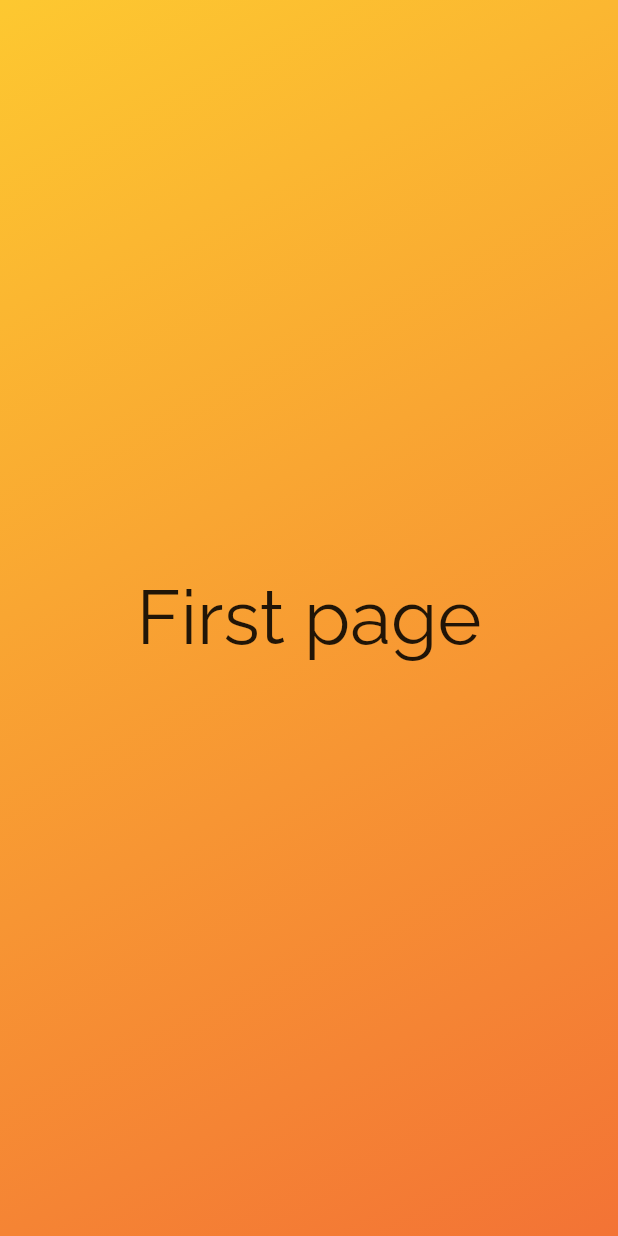
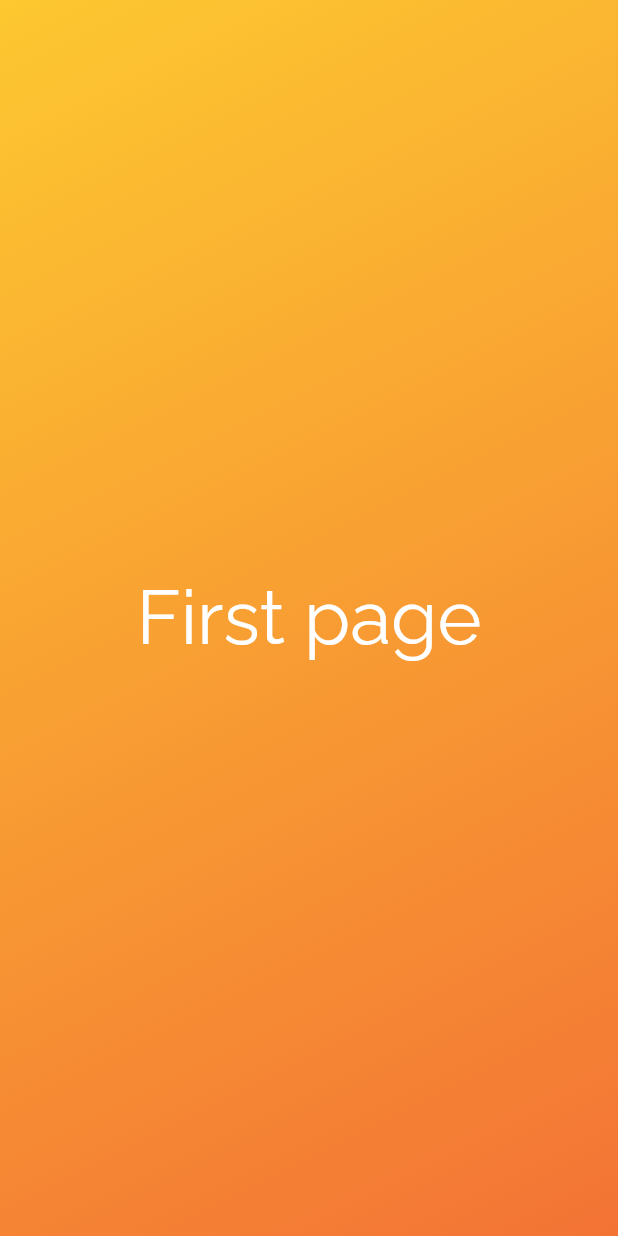
Before and after one commit to shalim-khan/flutter-full-screen-page-view, a Flutter app: the screen it shows after launch, on a phone screen of 412 x 824 dp. Run offline on Flutter 3.47's test engine with Material 2 defaults, Android fonts, the phone set to English and light mode, and no system bars; our stand-ins replace google_fonts.

Commit message:
Update main.dart

```diff
--- a/flutter_full_screen_page_view/lib/main.dart
+++ b/flutter_full_screen_page_view/lib/main.dart
@@ -48,6 +48,7 @@ class HomePage extends StatelessWidget {
               style: GoogleFonts.getFont(
                 mainFont,
                 fontSize: 50,
+                color: Colors.white,
                 // fontWeight: FontWeight.bold, // web HTML renderer messes up bold text
               ),
             )
@@ -71,8 +72,8 @@ class HomePage extends StatelessWidget {
               style: GoogleFonts.getFont(
                 mainFont,
                 fontSize: 50,
+                color: Colors.white,
                 // fontWeight: FontWeight.bold, // web HTML renderer messes up bold text
-                // color: Colors.white,
               ),
             )
           ],
@@ -104,8 +105,8 @@ class HomePage extends StatelessWidget {
               textAlign: TextAlign.center,
               style: GoogleFonts.getFont(
                 mainFont,
-                // color: Colors.white,
                 fontSize: 50,
+                color: Colors.white,
                 // fontWeight: FontWeight.bold, // web HTML renderer messes up bold text
               ),
             )
```
